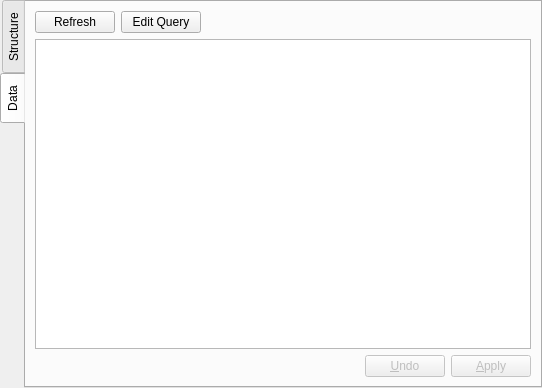
Qt form TableDetailsWidget.ui (mtorromeo/sqlantaresia) before a commit.
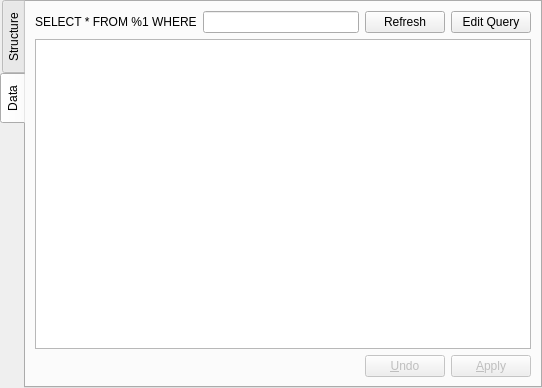
The same form after that commit. The open tabs and pages were chosen to show the change. Icons and pictures are not drawn.

Commit message: Added filter to the table data view

What changed in the file:
```diff
--- a/TableDetailsWidget.ui
+++ b/TableDetailsWidget.ui
@@ -58,6 +58,19 @@
    <layout class="QVBoxLayout" name="verticalLayout_3">
     <item>
      <layout class="QHBoxLayout" name="horizontalLayout_2">
+      <item>
+       <widget class="QLabel" name="lblQueryDesc">
+        <property name="text">
+         <string notr="true">SELECT * FROM %1 WHERE</string>
+        </property>
+        <property name="buddy">
+         <cstring>txtWhere</cstring>
+        </property>
+       </widget>
+      </item>
+      <item>
+       <widget class="QLineEdit" name="txtWhere"/>
+      </item>
       <item>
        <widget class="QPushButton" name="btnRefreshData">
         <property name="text">
@@ -80,19 +93,6 @@
         </property>
        </widget>
       </item>
-      <item>
-       <spacer name="horizontalSpacer_2">
-        <property name="orientation">
-         <enum>Qt::Horizontal</enum>
-        </property>
-        <property name="sizeHint" stdset="0">
-         <size>
-          <width>40</width>
-          <height>20</height>
-         </size>
-        </property>
-       </spacer>
-      </item>
      </layout>
     </item>
     <item>
```
Left out of the diff: 9 changed lines with no effect on the pictures. The commit also changes 1 other file.
